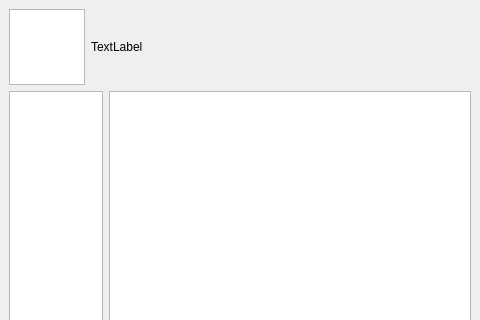
This is main.ui in sharpevo/identpattern as Qt 5 draws it before an edit; both pictures show x 0 to 480 and y 0 to 320 of the 480 by 640 pixel window. The edited form follows.
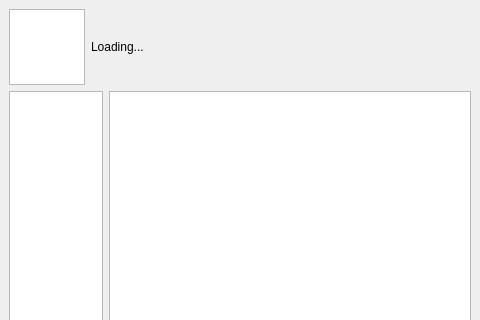
This is the edited form.

Commit message:
main.ui: Change lb_icon default text
This text will show when init ui

The edit to the form file:
```diff
--- a/main.ui
+++ b/main.ui
@@ -51,7 +51,7 @@
       <item>
        <widget class="QLabel" name="lb_icon">
         <property name="text">
-         <string>TextLabel</string>
+         <string>Loading...</string>
         </property>
        </widget>
       </item>
```
The commit also changes 1 other file.
